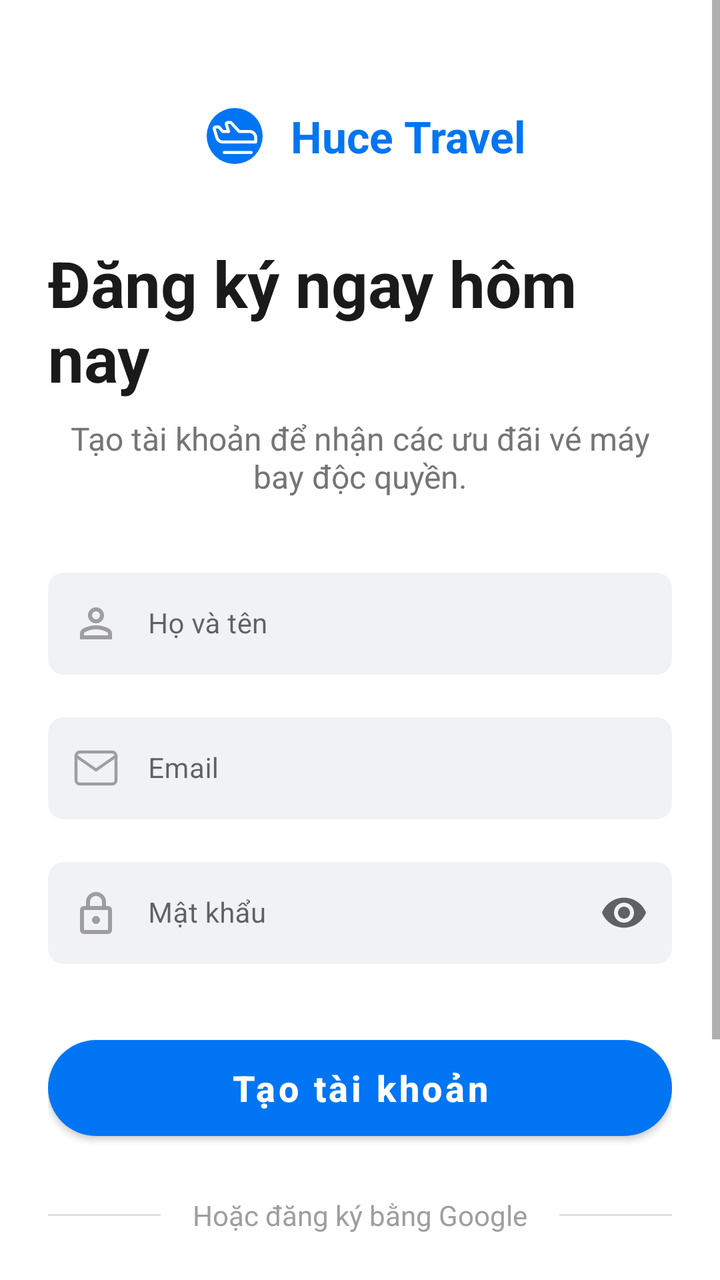
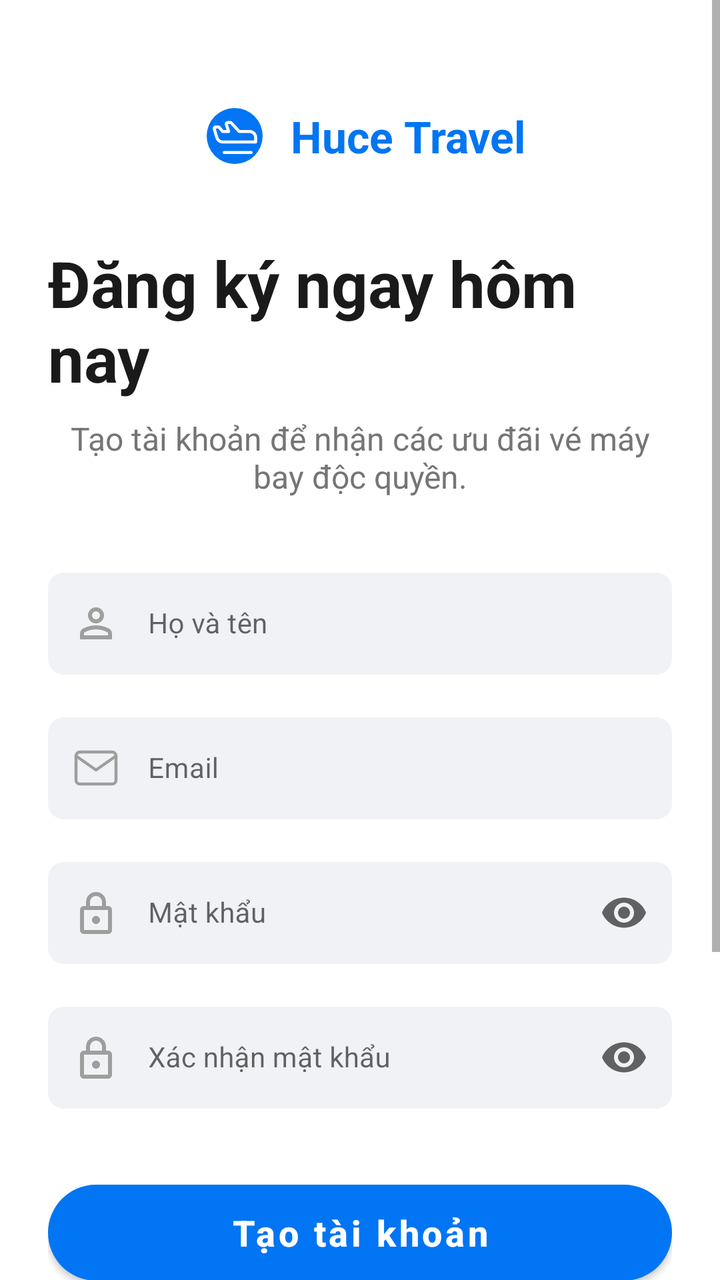

Compare the two renders of this Android layout. The source of the first and the diff that turns it into the second are given below.
<!-- AndroidManifest.xml: application theme Theme.FlightBookingApp -->
<!-- res/layout/activity_signup.xml -->
<?xml version="1.0" encoding="utf-8"?>
<ScrollView xmlns:android="http://schemas.android.com/apk/res/android"
    xmlns:app="http://schemas.android.com/apk/res-auto"
    xmlns:tools="http://schemas.android.com/tools"
    android:id="@+id/main"
    android:layout_width="match_parent"
    android:layout_height="match_parent"
    android:fillViewport="true"
    android:background="#FFFFFF"
    tools:context=".ui.view.activity.SignupActivity">

    <androidx.constraintlayout.widget.ConstraintLayout
        android:layout_width="match_parent"
        android:layout_height="wrap_content"
        android:paddingHorizontal="24dp"
        android:paddingBottom="32dp">

        <LinearLayout
            android:id="@+id/ll_logo"
            android:layout_width="wrap_content"
            android:layout_height="wrap_content"
            android:layout_marginTop="48dp"
            android:gravity="center_vertical"
            android:orientation="horizontal"
            app:layout_constraintEnd_toEndOf="parent"
            app:layout_constraintStart_toStartOf="parent"
            app:layout_constraintTop_toTopOf="parent">

            <com.google.android.material.imageview.ShapeableImageView
                android:layout_width="40dp"
                android:layout_height="40dp"
                android:src="@drawable/ic_airplane"
                android:background="@color/primary_blue"
                android:padding="6dp"
                app:shapeAppearanceOverlay="@style/CircleImage"
                android:scaleType="center"
                app:tint="#FFFFFF" />

            <TextView
                android:layout_width="wrap_content"
                android:layout_height="wrap_content"
                android:layout_marginStart="8dp"
                android:text="@string/app_brand_name"
                android:textColor="#0175F3"
                android:textSize="22sp"
                android:textStyle="bold" />
        </LinearLayout>

        <TextView
            android:id="@+id/tv_signup_title"
            android:layout_width="wrap_content"
            android:layout_height="wrap_content"
            android:layout_marginTop="32dp"
            android:text="@string/signup_title_join_us"
            android:textColor="#1A1A1A"
            android:textSize="32sp"
            android:textStyle="bold"
            app:layout_constraintEnd_toEndOf="parent"
            app:layout_constraintStart_toStartOf="parent"
            app:layout_constraintTop_toBottomOf="@id/ll_logo" />

        <TextView
            android:id="@+id/tv_signup_subtitle"
            android:layout_width="0dp"
            android:layout_height="wrap_content"
            android:layout_marginTop="8dp"
            android:gravity="center"
            android:text="@string/signup_subtitle_deals"
            android:textColor="#757575"
            android:textSize="16sp"
            app:layout_constraintEnd_toEndOf="parent"
            app:layout_constraintStart_toStartOf="parent"
            app:layout_constraintTop_toBottomOf="@id/tv_signup_title" />

        <com.google.android.material.textfield.TextInputLayout
            android:id="@+id/til_name"
            style="@style/Widget.MaterialComponents.TextInputLayout.OutlinedBox"
            android:layout_width="match_parent"
            android:layout_height="wrap_content"
            android:layout_marginTop="32dp"
            app:boxBackgroundColor="#F0F2F5"
            app:boxCornerRadiusBottomEnd="8dp"
            app:boxCornerRadiusBottomStart="8dp"
            app:boxCornerRadiusTopEnd="8dp"
            app:boxCornerRadiusTopStart="8dp"
            app:boxStrokeWidth="0dp"
            app:startIconDrawable="@drawable/ic_nav_profile"
            app:startIconTint="#9E9E9E"
            app:layout_constraintTop_toBottomOf="@id/tv_signup_subtitle">

            <com.google.android.material.textfield.TextInputEditText
                android:id="@+id/et_name"
                android:layout_width="match_parent"
                android:layout_height="wrap_content"
                android:hint="@string/hint_full_name"
                android:inputType="textPersonName"
                android:paddingVertical="16dp"
                android:textColor="#1A1A1A"
                android:paddingStart="50dp"
                android:textSize="14sp" />
        </com.google.android.material.textfield.TextInputLayout>

        <com.google.android.material.textfield.TextInputLayout
            android:id="@+id/til_email"
            style="@style/Widget.MaterialComponents.TextInputLayout.OutlinedBox"
            android:layout_width="match_parent"
            android:layout_height="wrap_content"
            android:layout_marginTop="16dp"
            app:boxBackgroundColor="#F0F2F5"
            app:boxCornerRadiusBottomEnd="8dp"
            app:boxCornerRadiusBottomStart="8dp"
            app:boxCornerRadiusTopEnd="8dp"
            app:boxCornerRadiusTopStart="8dp"
            app:boxStrokeWidth="0dp"
            app:startIconDrawable="@drawable/ic_nav_inbox"
            app:startIconTint="#9E9E9E"
            app:layout_constraintTop_toBottomOf="@id/til_name">

            <com.google.android.material.textfield.TextInputEditText
                android:id="@+id/et_email"
                android:layout_width="match_parent"
                android:layout_height="wrap_content"
                android:hint="@string/hint_email_short"
                android:inputType="textEmailAddress"
                android:paddingVertical="16dp"
                android:textColor="#1A1A1A"
                android:paddingStart="50dp"
                android:textSize="14sp" />
        </com.google.android.material.textfield.TextInputLayout>

        <com.google.android.material.textfield.TextInputLayout
            android:id="@+id/til_password"
            style="@style/Widget.MaterialComponents.TextInputLayout.OutlinedBox"
            android:layout_width="match_parent"
            android:layout_height="wrap_content"
            android:layout_marginTop="16dp"
            app:boxBackgroundColor="#F0F2F5"
            app:boxCornerRadiusBottomEnd="8dp"
            app:boxCornerRadiusBottomStart="8dp"
            app:boxCornerRadiusTopEnd="8dp"
            app:boxCornerRadiusTopStart="8dp"
            app:boxStrokeWidth="0dp"
            app:endIconMode="password_toggle"
            app:startIconDrawable="@drawable/ic_lock_signup"
            app:startIconTint="#9E9E9E"
            app:layout_constraintTop_toBottomOf="@id/til_email">

            <com.google.android.material.textfield.TextInputEditText
                android:id="@+id/et_password"
                android:layout_width="match_parent"
                android:layout_height="wrap_content"
                android:hint="@string/hint_password"
                android:inputType="textPassword"
                android:paddingVertical="16dp"
                android:textColor="#1A1A1A"
                android:paddingStart="50dp"
                android:textSize="14sp" />
        </com.google.android.material.textfield.TextInputLayout>

        <com.google.android.material.button.MaterialButton
            android:id="@+id/btn_signup"
            android:layout_width="match_parent"
            android:layout_height="60dp"
            android:layout_marginTop="32dp"
            android:text="@string/btn_create_account"
            android:textAllCaps="false"
            android:textSize="18sp"
            android:textStyle="bold"
            app:backgroundTint="#0175F3"
            app:cornerRadius="28dp"
            app:layout_constraintTop_toBottomOf="@id/til_password" />

        <LinearLayout
            android:id="@+id/ll_divider"
            android:layout_width="match_parent"
            android:layout_height="wrap_content"
            android:layout_marginTop="24dp"
            android:gravity="center_vertical"
            android:orientation="horizontal"
            app:layout_constraintTop_toBottomOf="@id/btn_signup">

            <View
                android:layout_width="0dp"
                android:layout_height="1dp"
                android:layout_weight="1"
                android:background="#E0E0E0" />

            <TextView
                android:layout_width="wrap_content"
                android:layout_height="wrap_content"
                android:layout_marginHorizontal="16dp"
                android:text="@string/text_or_signup_google"
                android:textColor="#9E9E9E"
                android:textSize="@dimen/text_size_body" />

            <View
                android:layout_width="0dp"
                android:layout_height="1dp"
                android:layout_weight="1"
                android:background="#E0E0E0" />
        </LinearLayout>

        <com.google.android.material.button.MaterialButton
            android:id="@+id/btn_google_signup"
            style="@style/Widget.MaterialComponents.Button.OutlinedButton"
            android:layout_width="match_parent"
            android:layout_height="56dp"
            android:layout_marginTop="24dp"
            android:text="@string/btn_continue_with_google"
            android:textAllCaps="false"
            android:textColor="#1A1A1A"
            android:textSize="18sp"
            app:strokeColor="#E0E0E0"
            app:strokeWidth="1dp"
            app:cornerRadius="28dp"
            app:icon="@drawable/icons8_google"
            app:iconGravity="textStart"
            app:iconPadding="12dp"
            app:iconSize="18dp"
            app:iconTint="@null"
            app:layout_constraintTop_toBottomOf="@id/ll_divider" />

        <LinearLayout
            android:layout_width="wrap_content"
            android:layout_height="wrap_content"
            android:layout_marginTop="32dp"
            android:orientation="horizontal"
            app:layout_constraintEnd_toEndOf="parent"
            app:layout_constraintStart_toStartOf="parent"
            app:layout_constraintTop_toBottomOf="@id/btn_google_signup">

            <TextView
                android:layout_width="wrap_content"
                android:layout_height="wrap_content"
                android:text="@string/text_already_have_account"
                android:textColor="#757575"
                android:textSize="18sp" />

            <TextView
                android:id="@+id/tv_sign_in_here"
                android:layout_width="wrap_content"
                android:layout_height="wrap_content"
                android:layout_marginStart="5dp"
                android:clickable="true"
                android:focusable="true"
                android:text="@string/link_sign_in_here"
                android:textColor="#0175F3"
                android:textSize="20sp"
                android:textStyle="bold" />
        </LinearLayout>

        <ProgressBar
            android:id="@+id/progress_bar"
            android:layout_width="wrap_content"
            android:layout_height="wrap_content"
            android:visibility="gone"
            app:layout_constraintLeft_toLeftOf="parent"
            app:layout_constraintRight_toRightOf="parent"
            app:layout_constraintTop_toTopOf="parent"
            app:layout_constraintBottom_toBottomOf="parent" />

    </androidx.constraintlayout.widget.ConstraintLayout>
</ScrollView>
<!-- resources referenced by this layout -->
<resources>
  <color name="primary_blue">#0175F3</color>
  <dimen name="text_size_body">14sp</dimen>
  <!-- drawable ic_nav_inbox (drawable) -->
  <vector xmlns:android="http://schemas.android.com/apk/res/android"
      android:width="24dp"
      android:height="24dp"
      android:viewportWidth="24"
      android:viewportHeight="24">
    <path
        android:pathData="M4,4H20C21.1,4 22,4.9 22,6V18C22,19.1 21.1,20 20,20H4C2.9,20 2,19.1 2,18V6C2,4.9 2.9,4 4,4Z"
        android:strokeLineJoin="round"
        android:strokeWidth="1.5"
        android:fillColor="#00000000"
        android:strokeColor="#CAE6FA"
        android:strokeLineCap="round"/>
    <path
        android:pathData="M22,6L12,13L2,6"
        android:strokeLineJoin="round"
        android:strokeWidth="1.5"
        android:fillColor="#00000000"
        android:strokeColor="#CAE6FA"
        android:strokeLineCap="round"/>
  </vector>
  <!-- drawable ic_nav_profile (drawable) -->
  <vector xmlns:android="http://schemas.android.com/apk/res/android"
      android:width="24dp"
      android:height="24dp"
      android:viewportWidth="960"
      android:viewportHeight="960">
    <path
        android:pathData="M367,433q-47,-47 -47,-113t47,-113q47,-47 113,-47t113,47q47,47 47,113t-47,113q-47,47 -113,47t-113,-47ZM160,800v-112q0,-34 17.5,-62.5T224,582q62,-31 126,-46.5T480,520q66,0 130,15.5T736,582q29,15 46.5,43.5T800,688v112L160,800ZM240,720h480v-32q0,-11 -5.5,-20T700,654q-54,-27 -109,-40.5T480,600q-56,0 -111,13.5T260,654q-9,5 -14.5,14t-5.5,20v32ZM536.5,376.5Q560,353 560,320t-23.5,-56.5Q513,240 480,240t-56.5,23.5Q400,287 400,320t23.5,56.5Q447,400 480,400t56.5,-23.5ZM480,320ZM480,720Z"
        android:fillColor="#006D3B"/>
  </vector>
  <string name="app_brand_name">Huce Travel</string>
  <string name="btn_continue_with_google">Tiếp tục với Google</string>
  <string name="btn_create_account">Tạo tài khoản</string>
  <string name="hint_email_short">Email</string>
  <string name="hint_full_name">Họ và tên</string>
  <string name="hint_password">Mật khẩu</string>
  <string name="link_sign_in_here">Đăng nhập</string>
  <string name="signup_subtitle_deals">Tạo tài khoản để nhận các ưu đãi vé máy bay độc quyền.</string>
  <string name="signup_title_join_us">Đăng ký ngay hôm nay</string>
  <string name="text_already_have_account">Bạn đã có tài khoản? </string>
  <string name="text_or_signup_google">Hoặc đăng ký bằng Google</string>
  <style name="CircleImage" parent="">
          <item name="cornerSize">50%</item>
      </style>
  <style name="Theme.FlightBookingApp" parent="Theme.MaterialComponents.DayNight.NoActionBar">
          
          <item name="colorPrimary">@color/purple_500</item>
          <item name="colorPrimaryVariant">@color/purple_700</item>
          <item name="colorOnPrimary">@color/white</item>
          
          <item name="colorSecondary">@color/teal_200</item>
          <item name="colorSecondaryVariant">@color/teal_700</item>
          <item name="colorOnSecondary">@color/black</item>
          
          <item name="android:statusBarColor">?attr/colorPrimaryVariant</item>
          
      </style>
  <color name="purple_500">#FF6200EE</color>
  <color name="purple_700">#FF3700B3</color>
  <color name="white">#FFFFFFFF</color>
  <color name="teal_200">#FF03DAC5</color>
  <color name="teal_700">#FF018786</color>
  <color name="black">#FF000000</color>
  <!-- unchanged entries left out for length: 3 -->
</resources>

<!-- the commit's change to res/layout/activity_signup.xml (unified diff, before → after) -->
@@ -89,7 +89,7 @@
             app:layout_constraintTop_toBottomOf="@id/tv_signup_subtitle">
 
             <com.google.android.material.textfield.TextInputEditText
-                android:id="@+id/et_name"
+                android:id="@+id/et_name_sigup"
                 android:layout_width="match_parent"
                 android:layout_height="wrap_content"
                 android:hint="@string/hint_full_name"
@@ -117,7 +117,7 @@
             app:layout_constraintTop_toBottomOf="@id/til_name">
 
             <com.google.android.material.textfield.TextInputEditText
-                android:id="@+id/et_email"
+                android:id="@+id/et_email_signup"
                 android:layout_width="match_parent"
                 android:layout_height="wrap_content"
                 android:hint="@string/hint_email_short"
@@ -146,7 +146,7 @@
             app:layout_constraintTop_toBottomOf="@id/til_email">
 
             <com.google.android.material.textfield.TextInputEditText
-                android:id="@+id/et_password"
+                android:id="@+id/et_password_signup"
                 android:layout_width="match_parent"
                 android:layout_height="wrap_content"
                 android:hint="@string/hint_password"
@@ -156,6 +156,38 @@
                 android:paddingStart="50dp"
                 android:textSize="14sp" />
         </com.google.android.material.textfield.TextInputLayout>
+
+
+        
+        <com.google.android.material.textfield.TextInputLayout
+            android:id="@+id/til_confirm_password"
+            style="@style/Widget.MaterialComponents.TextInputLayout.OutlinedBox"
+            android:layout_width="match_parent"
+            android:layout_height="wrap_content"
+            android:layout_marginTop="16dp"
+            app:boxBackgroundColor="#F0F2F5"
+            app:boxCornerRadiusBottomEnd="8dp"
+            app:boxCornerRadiusBottomStart="8dp"
+            app:boxCornerRadiusTopEnd="8dp"
+            app:boxCornerRadiusTopStart="8dp"
+            app:boxStrokeWidth="0dp"
+            app:endIconMode="password_toggle"
+            app:startIconDrawable="@drawable/ic_lock_signup"
+            app:startIconTint="#9E9E9E"
+            app:layout_constraintTop_toBottomOf="@id/til_password">
+
+            <com.google.android.material.textfield.TextInputEditText
+                android:id="@+id/et_confirm_password"
+                android:layout_width="match_parent"
+                android:layout_height="wrap_content"
+                android:hint="@string/hint_confirm_password"
+                android:inputType="textPassword"
+                android:paddingVertical="16dp"
+                android:textColor="#1A1A1A"
+                android:paddingStart="50dp"
+                android:textSize="14sp" />
+        </com.google.android.material.textfield.TextInputLayout>
+
 
         <com.google.android.material.button.MaterialButton
             android:id="@+id/btn_signup"
@@ -168,7 +200,7 @@
             android:textStyle="bold"
             app:backgroundTint="#0175F3"
             app:cornerRadius="28dp"
-            app:layout_constraintTop_toBottomOf="@id/til_password" />
+            app:layout_constraintTop_toBottomOf="@id/til_confirm_password" />
 
         <LinearLayout
             android:id="@+id/ll_divider"
<!-- resource entries referenced after the edit -->
@@ -36,6 +36,7 @@
   <string name="app_brand_name">Huce Travel</string>
   <string name="btn_continue_with_google">Tiếp tục với Google</string>
   <string name="btn_create_account">Tạo tài khoản</string>
+  <string name="hint_confirm_password">Xác nhận mật khẩu</string>
   <string name="hint_email_short">Email</string>
   <string name="hint_full_name">Họ và tên</string>
   <string name="hint_password">Mật khẩu</string>
